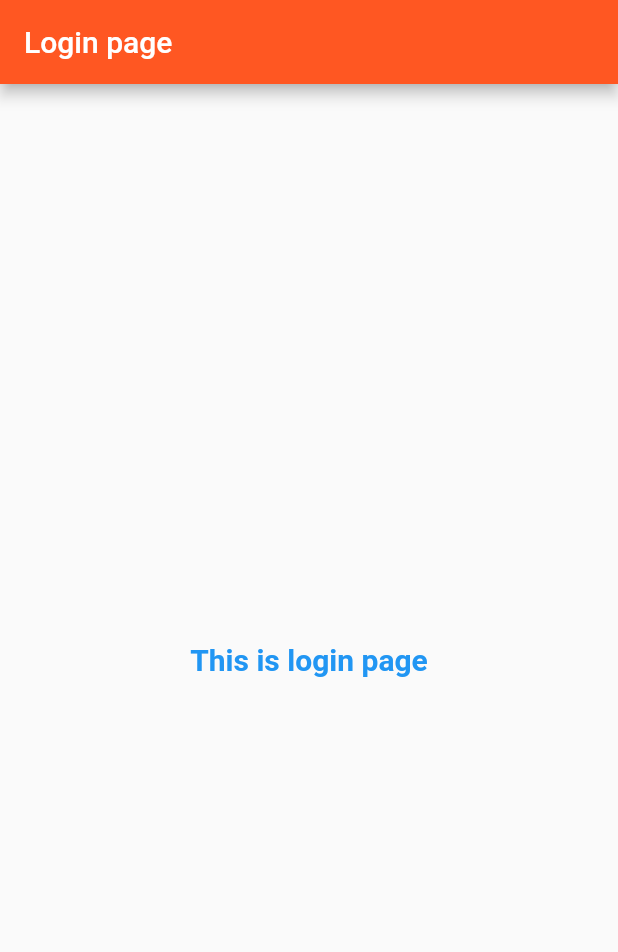
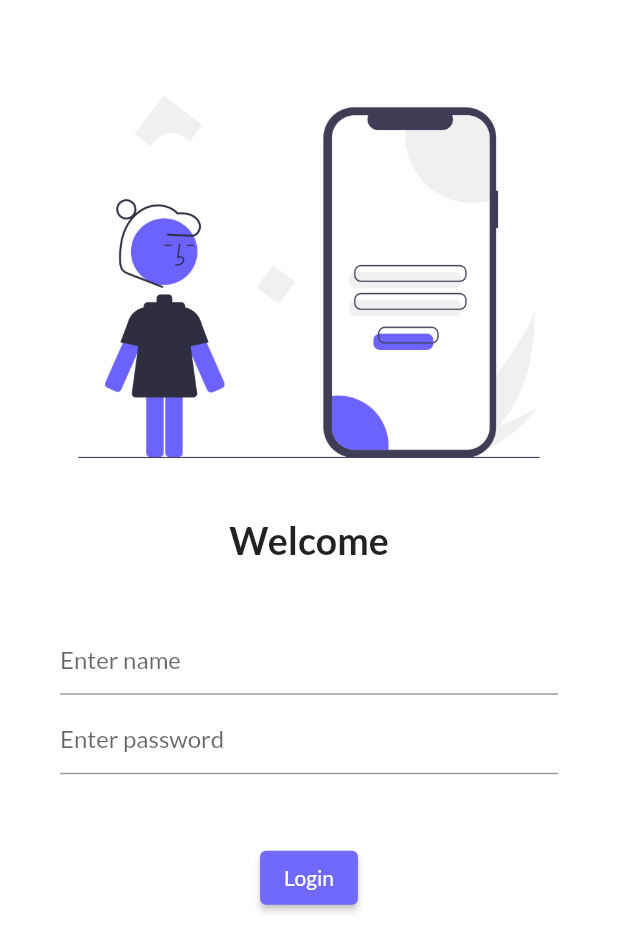
Before and after one commit to sank4lp55/lessgo, a Flutter app: the screen it shows after launch, on a phone screen of 412 x 824 dp. Shown: the top 952 px of the screen. Run offline on Flutter 3.47's test engine with Material 2 defaults, Android fonts, the light colour scheme and no system bars; our stand-ins replace google_fonts.

Commit message:
day 4 completed

```diff
--- a/lib/main.dart
+++ b/lib/main.dart
@@ -1,6 +1,7 @@
 import 'package:flutter/material.dart';
 import 'package:lessgo/pages/Homepage.dart';
 import 'package:lessgo/pages/Loginpage.dart';
+import 'package:google_fonts/google_fonts.dart';
 
 void main() {
   runApp(MyApp());
@@ -13,7 +14,10 @@ class MyApp extends StatelessWidget {
   Widget build(BuildContext context) {
     return MaterialApp(
       themeMode: ThemeMode.light,
-      theme: ThemeData(primarySwatch: Colors.deepOrange),
+      theme: ThemeData(
+        primarySwatch: Colors.deepOrange,
+        fontFamily: GoogleFonts.lato().fontFamily,
+      ),
       darkTheme: ThemeData(brightness: Brightness.dark),
       routes: {"/": (context) => Loginpage(), "/home": (context) => Homepage()},
     );
--- a/lib/pages/Loginpage.dart
+++ b/lib/pages/Loginpage.dart
@@ -6,14 +6,57 @@ class Loginpage extends StatelessWidget {
   @override
   Widget build(BuildContext context) {
     return Scaffold(
-      appBar: AppBar(
-        title: Text("Login page"),
-      ),
+      backgroundColor: Color.fromARGB(255, 255, 255, 255),
       body: Center(
         child: Container(
-          child: Text(
-            'This is login page',
-            style: TextStyle(fontSize: 20, fontWeight:FontWeight.bold, color: Colors.blue),
+          child: Column(
+            children: [
+              SizedBox(
+                height: 29,
+              ),
+              Image.asset(
+                "assets/images/undraw_Mobile_login_re_9ntv.png",
+                fit: BoxFit.cover,
+              ),
+              SizedBox(
+                height: 5,
+              ),
+              Text(
+                "Welcome",
+                style: TextStyle(
+                  fontWeight: FontWeight.bold,
+                  fontSize: 25,
+                ),
+              ),
+              Padding(
+                padding:
+                    const EdgeInsets.symmetric(vertical: 40, horizontal: 40),
+                child: Column(
+                  children: [
+                    TextFormField(
+                      decoration: InputDecoration(hintText: "Enter name"),
+                    ),
+                    SizedBox(
+                      height: 5,
+                    ),
+                    TextFormField(
+                      obscureText: true,
+                      decoration: InputDecoration(hintText: "Enter password"),
+                    ),
+                  ],
+                ),
+              ),
+              SizedBox(
+                height: 5,
+              ),
+              ElevatedButton(
+                onPressed: () {},
+                child: Text("Login"),
+                style: ElevatedButton.styleFrom(
+                  primary: Color.fromRGBO(108, 100, 251, 0.95),
+                ),
+              ),
+            ],
           ),
         ),
       ),
```
Also changed, not shown: pubspec.yaml (+5 -3 lines), assets/images/undraw_Mobile_login_re_9ntv.png (added), lib/pages/Homepage.dart (line endings or trailing spaces), pubspec.lock, 2 other files.
